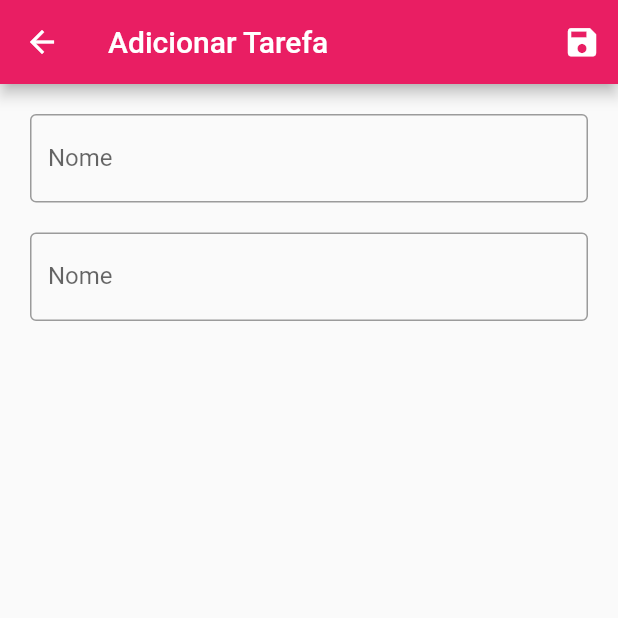
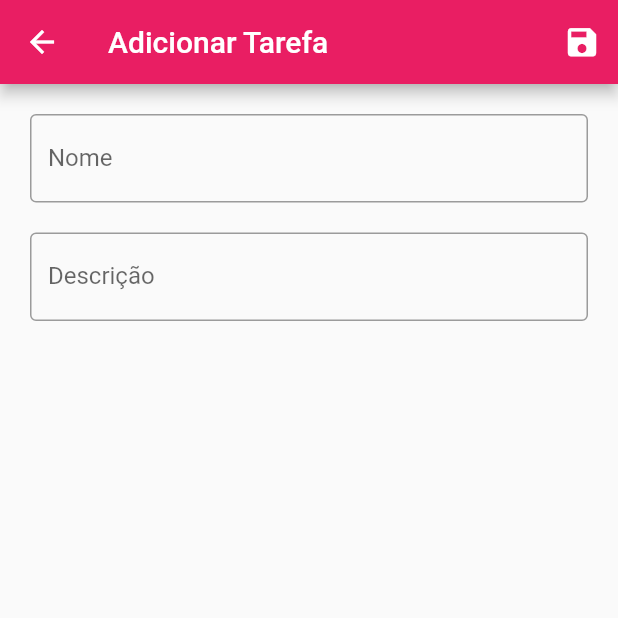
Before and after one commit to marinoricardo/todoapp, a Flutter app: the TaskForm screen opened by its route, on a phone screen of 412 x 824 dp, the top half of it. Run offline on Flutter 3.47's test engine with Material 2 defaults, Android fonts, the phone set to English and light mode, and no system bars.

Commit message:
taskForm done

```diff
--- a/lib/task_form.dart
+++ b/lib/task_form.dart
@@ -25,18 +25,20 @@ class TaskForm extends StatelessWidget {
             padding: EdgeInsets.all(20),
             child: TextField(
               decoration: InputDecoration(
-                  labelText: 'Nome',
-                  border: OutlineInputBorder(),
-                  hintText: 'Nome da Tarefa'),
+                labelText: 'Nome',
+                border: OutlineInputBorder(),
+                hintText: 'Nome da Tarefa',
+              ),
             ),
           ),
           Padding(
             padding: EdgeInsets.only(left: 20, right: 20),
             child: TextField(
               decoration: InputDecoration(
-                  labelText: 'Nome',
-                  border: OutlineInputBorder(),
-                  hintText: 'Nome da Tarefa'),
+                labelText: 'Descrição',
+                border: OutlineInputBorder(),
+                hintText: 'Descrição da Tarefa',
+              ),
             ),
           ),
         ],
```
